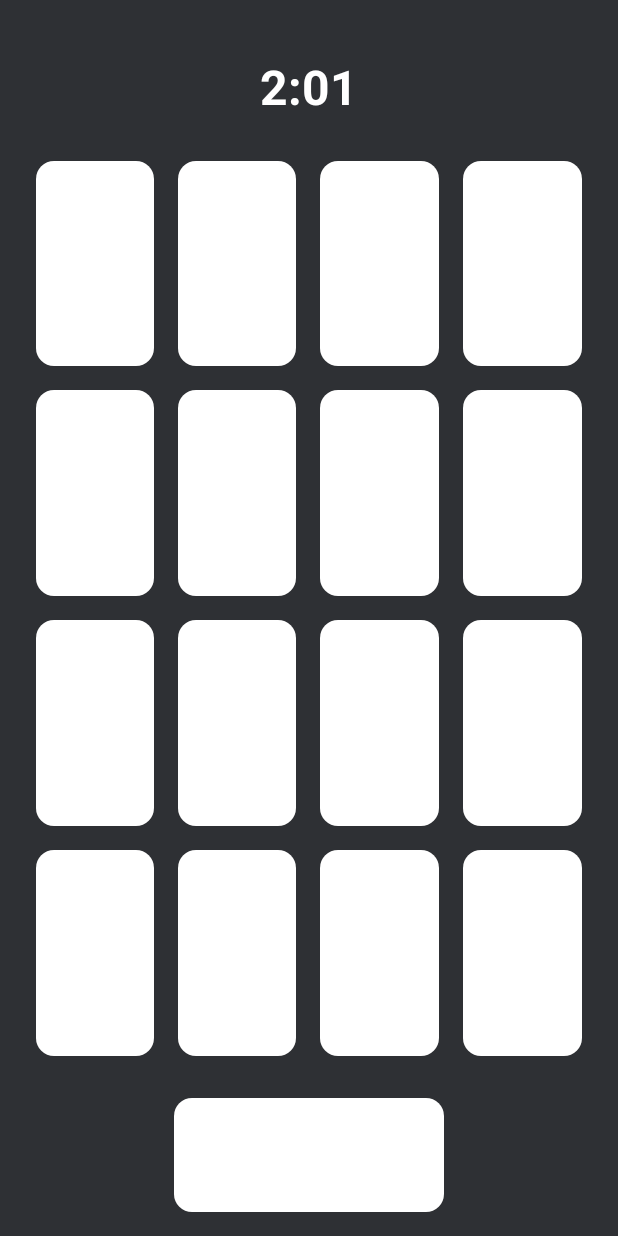
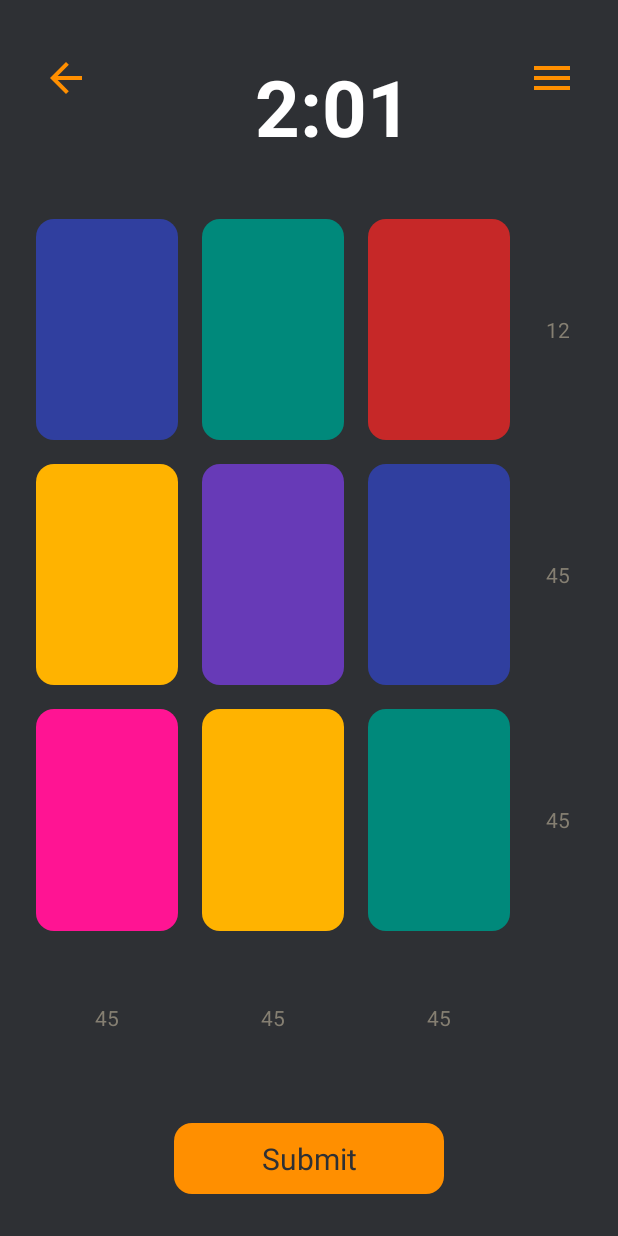
Before and after one commit to Jhayooh/addition_app, an Android app: the MainActivity screen opened directly, with no data from a screen before it, on a phone screen of 412 x 824 dp. Run offline under Robolectric (Android 15) with nearby library versions, the phone set to English and light mode, and no system bars.

Commit message:
game activity almost to final

```diff
--- /dev/null
+++ b/app/src/main/res/drawable/baseline_menu_32.xml
@@ -0,0 +1,5 @@
+<vector android:height="32dp" android:tint="#FF8F00"
+    android:viewportHeight="24" android:viewportWidth="24"
+    android:width="32dp" xmlns:android="http://schemas.android.com/apk/res/android">
+    <path android:fillColor="@android:color/white" android:pathData="M3,18h18v-2L3,16v2zM3,13h18v-2L3,11v2zM3,6v2h18L21,6L3,6z"/>
+</vector>
--- /dev/null
+++ b/app/src/main/res/drawable/shape_1.xml
@@ -0,0 +1,6 @@
+<?xml version="1.0" encoding="UTF-8"?>
+<shape xmlns:android="http://schemas.android.com/apk/res/android">
+    <solid android:color="#303f9f"/>
+    <corners android:radius="12dp"/>
+    <padding android:left="0dp" android:top="0dp" android:right="0dp" android:bottom="0dp" />
+</shape>
--- /dev/null
+++ b/app/src/main/res/drawable/shape_2.xml
@@ -0,0 +1,6 @@
+<?xml version="1.0" encoding="UTF-8"?>
+<shape xmlns:android="http://schemas.android.com/apk/res/android">
+    <solid android:color="#00897b"/>
+    <corners android:radius="12dp"/>
+    <padding android:left="0dp" android:top="0dp" android:right="0dp" android:bottom="0dp" />
+</shape>
--- /dev/null
+++ b/app/src/main/res/drawable/shape_3.xml
@@ -0,0 +1,6 @@
+<?xml version="1.0" encoding="UTF-8"?>
+<shape xmlns:android="http://schemas.android.com/apk/res/android">
+    <solid android:color="#c62828"/>
+    <corners android:radius="12dp"/>
+    <padding android:left="0dp" android:top="0dp" android:right="0dp" android:bottom="0dp" />
+</shape>
--- /dev/null
+++ b/app/src/main/res/drawable/shape_4.xml
@@ -0,0 +1,6 @@
+<?xml version="1.0" encoding="UTF-8"?>
+<shape xmlns:android="http://schemas.android.com/apk/res/android">
+    <solid android:color="#673ab7"/>
+    <corners android:radius="12dp"/>
+    <padding android:left="0dp" android:top="0dp" android:right="0dp" android:bottom="0dp" />
+</shape>
--- /dev/null
+++ b/app/src/main/res/drawable/shape_5.xml
@@ -0,0 +1,6 @@
+<?xml version="1.0" encoding="UTF-8"?>
+<shape xmlns:android="http://schemas.android.com/apk/res/android">
+    <solid android:color="#ffb300"/>
+    <corners android:radius="12dp"/>
+    <padding android:left="0dp" android:top="0dp" android:right="0dp" android:bottom="0dp" />
+</shape>
--- /dev/null
+++ b/app/src/main/res/drawable/shape_6.xml
@@ -0,0 +1,6 @@
+<?xml version="1.0" encoding="UTF-8"?>
+<shape xmlns:android="http://schemas.android.com/apk/res/android">
+    <solid android:color="#FF1493"/>
+    <corners android:radius="12dp"/>
+    <padding android:left="0dp" android:top="0dp" android:right="0dp" android:bottom="0dp" />
+</shape>
--- /dev/null
+++ b/app/src/main/res/drawable/shape_main.xml
@@ -0,0 +1,6 @@
+<?xml version="1.0" encoding="UTF-8"?>
+<shape xmlns:android="http://schemas.android.com/apk/res/android">
+    <solid android:color="#FF8F00"/>
+    <corners android:radius="12dp"/>
+    <padding android:left="0dp" android:top="0dp" android:right="0dp" android:bottom="0dp" />
+</shape>
--- a/app/src/main/res/layout/activity_main.xml
+++ b/app/src/main/res/layout/activity_main.xml
@@ -8,75 +8,120 @@
     android:background="@color/main_black"
     android:padding="16dp">
 
-    <TextView
-        android:id="@+id/timer"
-        android:layout_width="wrap_content"
+    <androidx.constraintlayout.widget.ConstraintLayout
+        android:id="@+id/head"
+        android:layout_width="match_parent"
         android:layout_height="wrap_content"
-        android:text="@string/timer"
         app:layout_constraintEnd_toEndOf="parent"
         app:layout_constraintStart_toStartOf="parent"
         app:layout_constraintTop_toTopOf="parent"
-        android:textColor="@color/white"
-        android:textSize="32sp"
-        android:textStyle="bold"
-        android:layout_marginTop="20dp"/>
+        android:layout_marginTop="20dp"
+        android:layout_marginStart="12dp"
+        android:layout_marginEnd="12dp">
+
+        <ImageView
+            android:id="@+id/back_btn"
+            android:layout_width="wrap_content"
+            android:layout_height="wrap_content"
+            android:src="@drawable/baseline_arrow_back_32"
+            app:layout_constraintStart_toStartOf="parent"
+            app:layout_constraintTop_toTopOf="parent" />
+
+        <TextView
+            android:id="@+id/timer"
+            android:layout_width="wrap_content"
+            android:layout_height="wrap_content"
+            android:text="@string/timer"
+            android:textColor="@color/white"
+            android:textSize="52sp"
+            android:textStyle="bold"
+            app:layout_constraintBottom_toBottomOf="parent"
+            app:layout_constraintEnd_toEndOf="parent"
+            app:layout_constraintStart_toEndOf="@+id/back_btn"
+            app:layout_constraintTop_toTopOf="parent" />
+
+        <ImageView
+            android:id="@+id/menu_btn"
+            android:layout_width="wrap_content"
+            android:layout_height="wrap_content"
+            android:src="@drawable/baseline_menu_32"
+            app:layout_constraintEnd_toEndOf="parent"
+            app:layout_constraintTop_toTopOf="parent" />
+
+    </androidx.constraintlayout.widget.ConstraintLayout>
+
 
     <LinearLayout
         android:id="@+id/boxes"
         android:layout_width="match_parent"
-        android:layout_height="0dp"
+        android:layout_height="wrap_content"
+        android:layout_marginBottom="20dp"
         android:orientation="vertical"
-        android:layout_marginBottom="20dp"
-        app:layout_constraintBottom_toTopOf="@+id/textView"
+        android:layout_marginTop="32dp"
+        app:layout_constraintHeight="match_constraint"
+        app:layout_constraintBottom_toTopOf="@id/submit_button"
         app:layout_constraintEnd_toEndOf="parent"
         app:layout_constraintStart_toStartOf="parent"
-        app:layout_constraintTop_toBottomOf="@id/timer">
+        app:layout_constraintTop_toBottomOf="@+id/head">
 
         <LinearLayout
             android:id="@+id/row1"
             android:layout_width="match_parent"
             android:layout_height="wrap_content"
-            android:layout_marginTop="20dp"
-            android:layout_weight="1">
+            android:layout_weight="2">
 
             <TextView
                 android:id="@+id/box1_1"
                 android:layout_width="0dp"
                 android:layout_height="match_parent"
                 android:layout_margin="8dp"
-                android:layout_weight="1"
-                android:background="@drawable/shape" />
+                android:layout_weight="2"
+                android:background="@drawable/shape_1"
+                android:gravity="center"
+                android:text=""
+                android:autoSizeTextType="uniform"
+                android:textColor="@color/white" />
 
             <TextView
                 android:id="@+id/box2_1"
                 android:layout_width="0dp"
                 android:layout_height="match_parent"
                 android:layout_margin="8dp"
-                android:layout_weight="1"
-                android:background="@drawable/shape" />
+                android:layout_weight="2"
+                android:gravity="center"
+                android:text=""
+                android:autoSizeTextType="uniform"
+                android:textColor="@color/white"
+                android:background="@drawable/shape_2" />
 
             <TextView
                 android:id="@+id/box3_1"
                 android:layout_width="0dp"
                 android:layout_height="match_parent"
                 android:layout_margin="8dp"
-                android:layout_weight="1"
-                android:background="@drawable/shape" />
+                android:layout_weight="2"
+                android:background="@drawable/shape_3"
+                android:gravity="center"
+                android:text=""
+                android:autoSizeTextType="uniform"
+                android:textColor="@color/white"/>
 
             <TextView
                 android:id="@+id/box4_1"
                 android:layout_width="0dp"
                 android:layout_height="match_parent"
-                android:layout_margin="8dp"
                 android:layout_weight="1"
-                android:background="@drawable/shape" />
+                android:gravity="center"
+                android:text="12"
+                android:autoSizeTextType="none"
+                android:textColor="@color/gray_namin"/>
         </LinearLayout>
 
         <LinearLayout
             android:id="@+id/row2"
             android:layout_width="match_parent"
             android:layout_height="wrap_content"
-            android:layout_weight="1"
+            android:layout_weight="2"
             app:layout_constraintEnd_toEndOf="parent"
             app:layout_constraintStart_toStartOf="parent"
             app:layout_constraintTop_toBottomOf="@id/row1">
@@ -86,39 +131,49 @@
                 android:layout_width="0dp"
                 android:layout_height="match_parent"
                 android:layout_margin="8dp"
-                android:layout_weight="1"
-                android:background="@drawable/shape" />
+                android:layout_weight="2"
+                android:background="@drawable/shape_5"
+                android:gravity="center"
+                android:text=""
+                android:autoSizeTextType="uniform"/>
 
             <TextView
                 android:id="@+id/box2_2"
                 android:layout_width="0dp"
                 android:layout_height="match_parent"
                 android:layout_margin="8dp"
-                android:layout_weight="1"
-                android:background="@drawable/shape" />
+                android:layout_weight="2"
+                android:background="@drawable/shape_4"
+                android:gravity="center"
+                android:text=""
+                android:autoSizeTextType="uniform" />
 
             <TextView
                 android:id="@+id/box3_2"
                 android:layout_width="0dp"
                 android:layout_height="match_parent"
                 android:layout_margin="8dp"
-                android:layout_weight="1"
-                android:background="@drawable/shape" />
+                android:layout_weight="2"
+                android:background="@drawable/shape_1"
+                android:gravity="center"
+                android:text=""
+                android:autoSizeTextType="uniform"  />
 
             <TextView
                 android:id="@+id/box4_2"
                 android:layout_width="0dp"
                 android:layout_height="match_parent"
-                android:layout_margin="8dp"
                 android:layout_weight="1"
-                android:background="@drawable/shape" />
+                android:text="45"
+                android:gravity="center"
+                android:textColor="@color/gray_namin" />
         </LinearLayout>
 
         <LinearLayout
             android:id="@+id/row3"
             android:layout_width="match_parent"
             android:layout_height="wrap_content"
-            android:layout_weight="1"
+            android:layout_weight="2"
             app:layout_constraintEnd_toEndOf="parent"
             app:layout_constraintStart_toStartOf="parent"
             app:layout_constraintTop_toBottomOf="@id/row2">
@@ -128,32 +183,42 @@
                 android:layout_width="0dp"
                 android:layout_height="match_parent"
                 android:layout_margin="8dp"
-                android:layout_weight="1"
-                android:background="@drawable/shape" />
+                android:layout_weight="2"
+                android:background="@drawable/shape_6"
+                android:gravity="center"
+                android:text=""
+                android:autoSizeTextType="uniform" />
 
             <TextView
                 android:id="@+id/box2_3"
                 android:layout_width="0dp"
                 android:layout_height="match_parent"
                 android:layout_margin="8dp"
-                android:layout_weight="1"
-                android:background="@drawable/shape" />
+                android:layout_weight="2"
+                android:background="@drawable/shape_5"
+                android:gravity="center"
+                android:text=""
+                android:autoSizeTextType="uniform" />
 
             <TextView
                 android:id="@+id/box3_3"
                 android:layout_width="0dp"
                 android:layout_height="match_parent"
                 android:layout_margin="8dp"
-                android:layout_weight="1"
-                android:background="@drawable/shape" />
+                android:layout_weight="2"
+                android:background="@drawable/shape_2"
+                android:gravity="center"
+                android:text=""
+                android:autoSizeTextType="uniform" />
 
             <TextView
                 android:id="@+id/box4_3"
                 android:layout_width="0dp"
                 android:layout_height="match_parent"
-                android:layout_margin="8dp"
                 android:layout_weight="1"
-                android:background="@drawable/shape" />
+                android:text="45"
+                android:gravity="center"
+                android:textColor="@color/gray_namin" />
         </LinearLayout>
 
         <LinearLayout
@@ -169,44 +234,55 @@
                 android:id="@+id/box1_4"
                 android:layout_width="0dp"
                 android:layout_height="match_parent"
+                android:layout_weight="2"
                 android:layout_margin="8dp"
-                android:layout_weight="1"
-                android:background="@drawable/shape" />
+                android:text="45"
+                android:gravity="center"
+                android:textColor="@color/gray_namin" />
 
             <TextView
                 android:id="@+id/box2_4"
                 android:layout_width="0dp"
                 android:layout_height="match_parent"
+                android:layout_weight="2"
                 android:layout_margin="8dp"
-                android:layout_weight="1"
-                android:background="@drawable/shape" />
+                android:text="45"
+                android:gravity="center"
+                android:textColor="@color/gray_namin" />
 
             <TextView
                 android:id="@+id/box3_4"
                 android:layout_width="0dp"
                 android:layout_height="match_parent"
+                android:layout_weight="2"
+                android:text="45"
                 android:layout_margin="8dp"
-                android:layout_weight="1"
-                android:background="@drawable/shape" />
+                android:gravity="center"
+                android:textColor="@color/gray_namin" />
 
             <TextView
                 android:id="@+id/box4_4"
                 android:layout_width="0dp"
                 android:layout_height="match_parent"
-                android:layout_margin="8dp"
-                android:layout_weight="1"
-                android:background="@drawable/shape" />
+                android:layout_weight="1"/>
         </LinearLayout>
     </LinearLayout>
 
     <TextView
-        android:id="@+id/textView"
+        android:id="@+id/submit_button"
         android:layout_width="180dp"
-        android:layout_height="76dp"
-        android:background="@drawable/shape"
+        android:layout_height="wrap_content"
+        android:layout_marginBottom="12dp"
+        android:background="@drawable/shape_main"
         app:layout_constraintBottom_toBottomOf="parent"
         app:layout_constraintEnd_toEndOf="parent"
-        app:layout_constraintStart_toStartOf="parent" />
+        android:text="Submit"
+        android:gravity="center"
+        android:textSize="20sp"
+        android:padding="10dp"
+        android:textColor="@color/main_black"
+        app:layout_constraintStart_toStartOf="parent"
+        app:layout_constraintTop_toBottomOf="@id/boxes"/>
 
 
 </androidx.constraintlayout.widget.ConstraintLayout>
--- a/app/src/main/res/values/colors.xml
+++ b/app/src/main/res/values/colors.xml
@@ -8,4 +8,6 @@
     <color name="black">#FF000000</color>
     <color name="white">#FFFFFFFF</color>
     <color name="main_black">#2e3034</color>
+    <color name="gray_namin">#857f72</color>
+    <color name="main_gold">#FF8F00</color>
 </resources>
```
